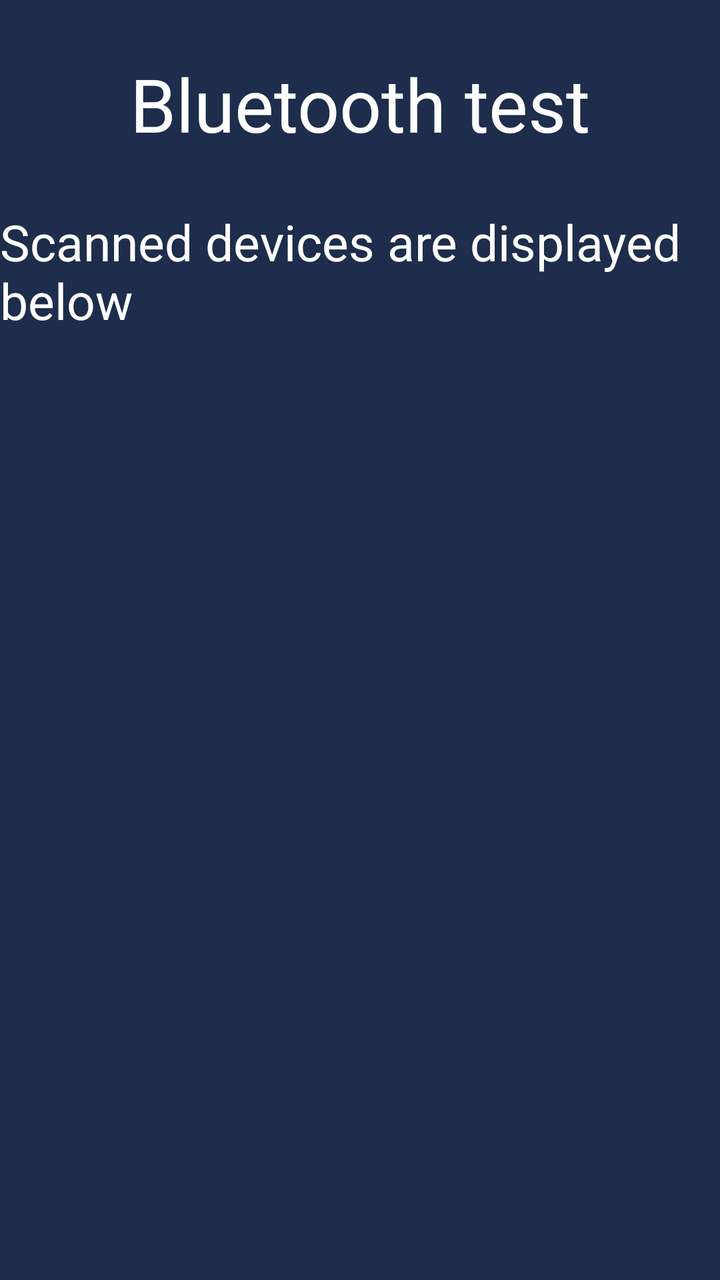
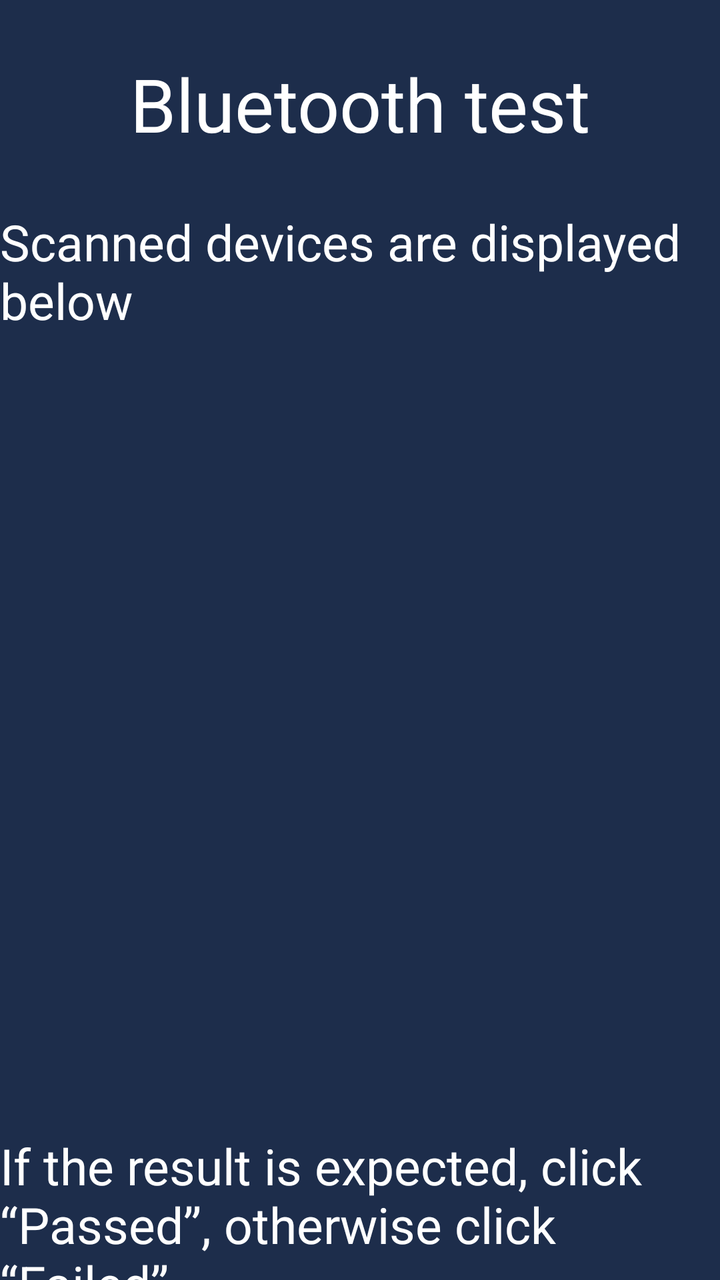

Screens rendered from an Android XML layout before and after an edit, with the pre-edit source and the edit as a unified diff.
<!-- AndroidManifest.xml: activity theme NoTitle -->
<!-- res/layout/activity_bluetooth.xml -->
<?xml version="1.0" encoding="utf-8"?>
<LinearLayout xmlns:android="http://schemas.android.com/apk/res/android"
    xmlns:app="http://schemas.android.com/apk/res-auto"
    xmlns:tools="http://schemas.android.com/tools"
    android:layout_width="match_parent"
    android:layout_height="match_parent"
    android:orientation="vertical"
    android:background="@color/colorMain">

    <RelativeLayout
        android:id="@+id/relativeLayout2"
        android:layout_width="match_parent"
        android:layout_height="104dp"
        app:layout_constraintEnd_toEndOf="parent"
        app:layout_constraintStart_toStartOf="parent"
        app:layout_constraintTop_toTopOf="parent">

        <TextView
            android:layout_width="wrap_content"
            android:layout_height="wrap_content"
            android:layout_centerInParent="true"
            android:text="@string/bluetooth_name_test"
            android:textColor="@color/white"
            android:textSize="37dp" />


    </RelativeLayout>

    <LinearLayout
        android:layout_width="match_parent"
        android:layout_height="wrap_content"
        android:orientation="vertical"
        app:layout_constraintEnd_toEndOf="parent"
        app:layout_constraintStart_toStartOf="parent"
        >

        <TextView
            android:layout_gravity="center"
            android:textColor="@color/white"
            android:text="@string/bluetooth_name_masg"
            android:textSize="25dp"
            android:layout_width="wrap_content"
            android:layout_height="wrap_content"/>

        <androidx.recyclerview.widget.RecyclerView
            android:layout_marginTop="24dp"
            android:layout_gravity="center"
            android:id="@+id/RecyclerLayout"
            android:layout_width="870dp"
            android:layout_height="451dp"
            app:layoutManager="androidx.recyclerview.widget.LinearLayoutManager" />

        <TextView
            android:layout_gravity="center"
            android:id="@+id/tv_title_name"
            android:layout_width="wrap_content"
            android:layout_height="wrap_content"
            android:layout_marginTop="24dp"
            android:text="@string/expected_Passed"
            android:textColor="@color/white"
            android:textSize="25dp"
            app:layout_constraintEnd_toEndOf="parent"
            app:layout_constraintStart_toStartOf="parent"
            />

    </LinearLayout>


    <RelativeLayout
        android:layout_width="match_parent"
        android:layout_height="wrap_content"
        android:layout_marginTop="48dp"
        app:layout_constraintEnd_toEndOf="parent"
        app:layout_constraintStart_toStartOf="parent"
        app:layout_constraintTop_toBottomOf="@+id/tv_title_name"
        tools:ignore="InOrdpUsage">

        <Button
            android:layout_marginLeft="364dp"
            android:id="@+id/failure_bu"
            android:layout_width="121dp"
            android:layout_height="55dp"
            android:background="@drawable/r_button_bg"
            android:text="@string/Failed"
            android:textAllCaps="false"
            android:textColor="@color/white"
            android:textSize="21dp"
            tools:ignore="InOrdpUsage" />

        <Button
            android:layout_marginRight="364dp"
            android:id="@+id/through_bu"
            android:layout_width="121dp"
            android:layout_height="55dp"
            android:layout_alignParentEnd="true"
            android:background="@drawable/r_button_bg"
            android:text="@string/Passed"
            android:textAllCaps="false"
            android:textColor="@color/white"
            android:textSize="21dp"
            tools:ignore="InOrdpUsage" />

    </RelativeLayout>


</LinearLayout>
<!-- resources referenced by this layout -->
<resources>
  <color name="colorMain">#1D2D4B</color>
  <color name="white">#FFFFFFFF</color>
  <!-- drawable r_button_bg (drawable) -->
  <?xml version="1.0" encoding="utf-8"?>
  <shape
      xmlns:android="http://schemas.android.com/apk/res/android">
      
      <solid
          android:color="@color/colorMainButton" />
      
      <stroke
          android:width="1dp"
          android:color="@color/colorMainButton" />
      
      <size android:height="4mm"/>
      
      <corners
          android:radius="7dp"/>
  
  </shape>
  <string name="Failed">Failed</string>
  <string name="Passed">Passed</string>
  <string name="bluetooth_name_masg">Scanned devices are displayed below</string>
  <string name="bluetooth_name_test">Bluetooth test</string>
  <string name="expected_Passed">If the result is expected, click “Passed”, otherwise click “Failed”</string>
  <style name="NoTitle" parent="Theme.AppCompat.Light.NoActionBar">
          <item name="colorPrimary">@color/colorMain</item>
          <item name="colorPrimaryDark">@color/colorMain</item>
          <item name="colorAccent">@color/colorMain</item>
          <item name="android:windowFullscreen">true</item>
          <item name="windowActionBar">false</item>
          <item name="windowNoTitle">true</item>
          <item name="android:textAppearanceListItemSmall">@style/listPopupWindow</item>
      </style>
  <color name="colorMainButton">#0091FF</color>
  <style name="listPopupWindow">
          <item name="android:textSize">25mm</item>
          <item name="android:fontFamily">@font/montserrat_regular</item>
          <item name="android:textColor">@color/black</item>
      </style>
  <color name="black">#FF000000</color>
</resources>

<!-- the commit's change to res/layout/activity_bluetooth.xml (unified diff, before → after) -->
@@ -47,7 +47,7 @@
             android:layout_gravity="center"
             android:id="@+id/RecyclerLayout"
             android:layout_width="870dp"
-            android:layout_height="451dp"
+            android:layout_height="351dp"
             app:layoutManager="androidx.recyclerview.widget.LinearLayoutManager" />
 
         <TextView
